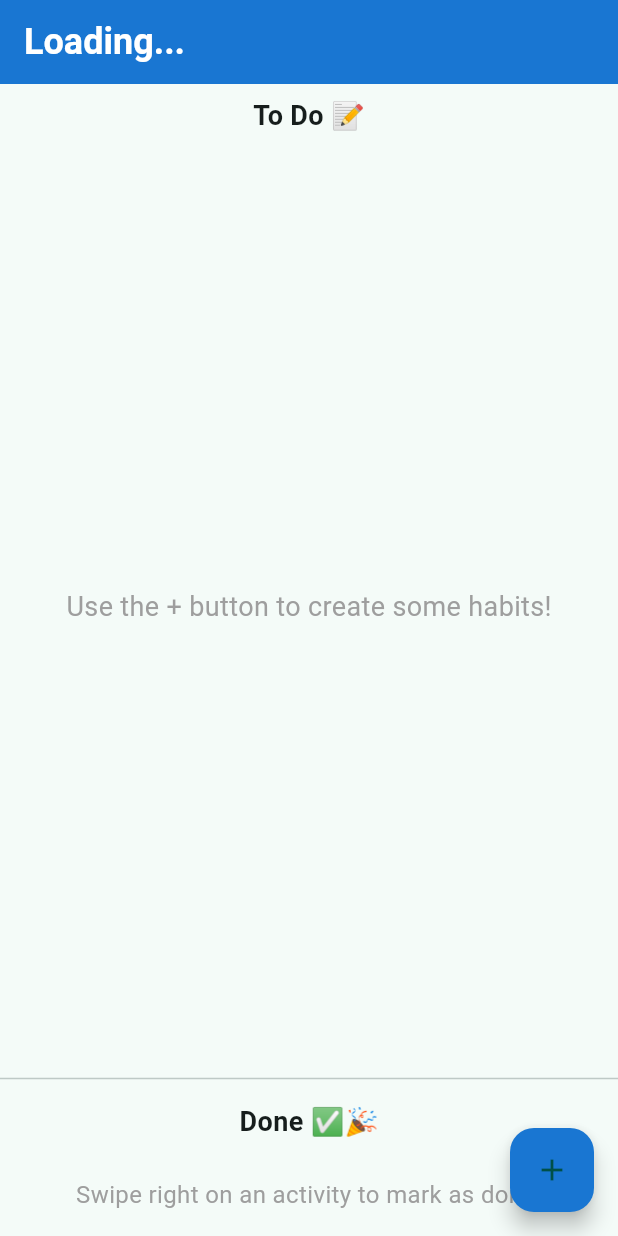
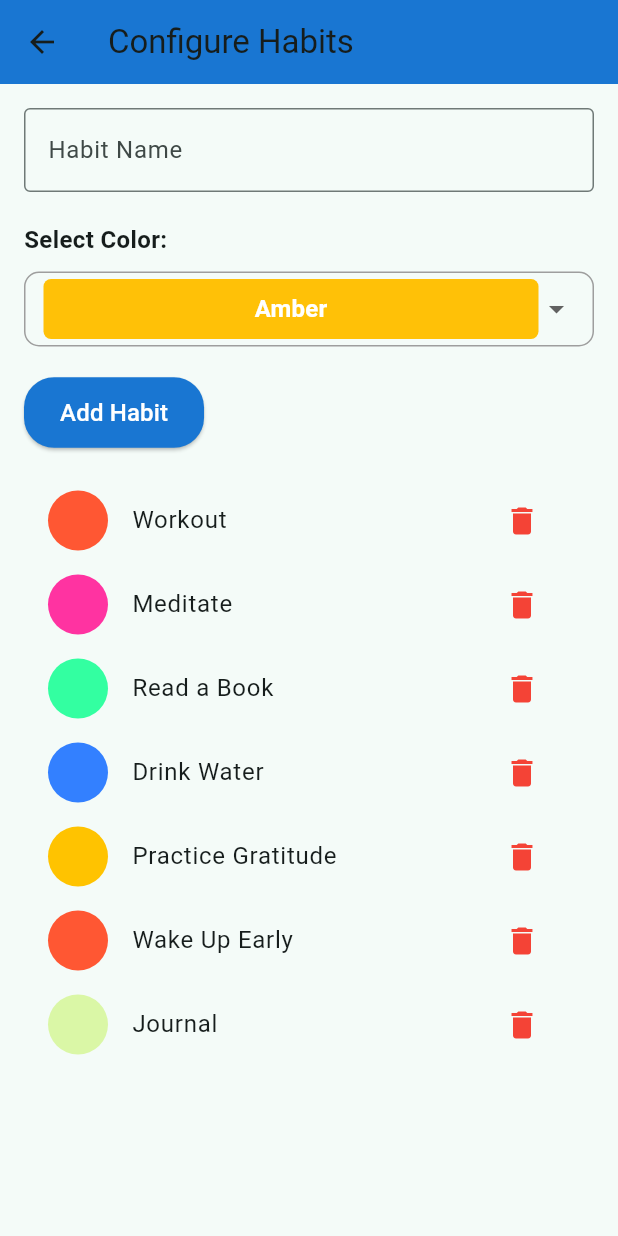
Before and after one commit to siddhipra2804-a11y/habit_tracker, a Flutter app: the HabitTrackerScreen screen opened directly with empty values, after a tap on the "add" icon, on a phone screen of 412 x 824 dp. Run offline on Flutter 3.47's test engine with Material 3 defaults, Android fonts, the phone set to English and light mode, and no system bars; our stand-ins replace fluttertoast, go_router.

Commit message:
details page

```diff
--- /dev/null
+++ b/lib/add_habit_screen.dart
@@ -0,0 +1,181 @@
+import 'package:flutter/material.dart';
+
+class AddHabitScreen extends StatefulWidget {
+  const AddHabitScreen({super.key});
+
+  @override
+  _AddHabitScreenState createState() => _AddHabitScreenState();
+}
+
+class _AddHabitScreenState extends State<AddHabitScreen> {
+  final TextEditingController _habitController = TextEditingController();
+  Color selectedColor = Colors.amber; // Default color
+  Map<String, String> selectedHabitsMap = {};
+  Map<String, String> completedHabitsMap = {};
+  final Map<String, Color> _habitColors = {
+    'Amber': Colors.amber,
+    'Red Accent': Colors.redAccent,
+    'Light Blue': Colors.lightBlue,
+    'Light Green': Colors.lightGreen,
+    'Purple Accent': Colors.purpleAccent,
+    'Orange': Colors.orange,
+    'Teal': Colors.teal,
+    'Deep Purple': Colors.deepPurple,
+  };
+  String selectedColorName = 'Amber'; // Default color name
+
+  @override
+  void initState() {
+    super.initState();
+    _loadHabits();
+  }
+
+  Future<void> _loadHabits() async {
+    setState(() {
+      // Hardcoded habits for demonstration
+      selectedHabitsMap = {
+        'Workout': 'FF5733', // Color in hex (e.g., Amber)
+        'Meditate': 'FF33A1',
+        'Read a Book': '33FFA1',
+        'Drink Water': '3380FF',
+        'Practice Gratitude': 'FFC300'
+      };
+      completedHabitsMap = {
+        'Wake Up Early': 'FF5733',
+        'Journal': 'DAF7A6'
+      };
+    });
+  }
+
+  Future<void> _saveHabits() async {
+    // This function intentionally left empty as no saving is needed
+  }
+
+  @override
+  Widget build(BuildContext context) {
+    // Combine both maps for display, ensuring no duplicates
+    Map<String, String> allHabitsMap = {...selectedHabitsMap, ...completedHabitsMap};
+
+    return Scaffold(
+      appBar: AppBar(
+        backgroundColor: Colors.blue.shade700,
+        title: Text('Configure Habits'),
+      ),
+      body: Padding(
+        padding: const EdgeInsets.all(16.0),
+        child: Column(
+          crossAxisAlignment: CrossAxisAlignment.start,
+          children: [
+            TextField(
+              controller: _habitController,
+              decoration: const InputDecoration(
+                labelText: 'Habit Name',
+                border: OutlineInputBorder(),
+              ),
+            ),
+            const SizedBox(height: 20),
+            const Text(
+              'Select Color:',
+              style: TextStyle(fontSize: 16, fontWeight: FontWeight.bold),
+            ),
+            const SizedBox(height: 10),
+            Container(
+              padding: const EdgeInsets.symmetric(horizontal: 12.0),
+              decoration: BoxDecoration(
+                borderRadius: BorderRadius.circular(10),
+                border: Border.all(color: Colors.grey),
+              ),
+              child: DropdownButton<String>(
+                value: selectedColorName,
+                isExpanded: true,
+                underline: const SizedBox(),
+                items: _habitColors.keys.map((String colorName) {
+                  return DropdownMenuItem<String>(
+                    value: colorName,
+                    child: Container(
+                      height: 40,
+                      alignment: Alignment.center,
+                      decoration: BoxDecoration(
+                        color: _habitColors[colorName],
+                        borderRadius: BorderRadius.circular(5),
+                      ),
+                      child: Text(
+                        colorName,
+                        style: TextStyle(color: Colors.white, fontWeight: FontWeight.bold),
+                      ),
+                    ),
+                  );
+                }).toList(),
+                onChanged: (String? newValue) {
+                  setState(() {
+                    selectedColorName = newValue!;
+                    selectedColor = _habitColors[selectedColorName]!;
+                  });
+                },
+              ),
+            ),
+            const SizedBox(height: 20),
+            ElevatedButton(
+              onPressed: () {
+                if (_habitController.text.isNotEmpty) {
+                  setState(() {
+                    // Add the new habit to the selectedHabitsMap with the chosen color
+                    selectedHabitsMap[_habitController.text] =
+                        selectedColor.value.toRadixString(16);
+                    _habitController.clear();
+                    selectedColorName = 'Amber'; // Reset to default
+                    selectedColor = _habitColors[selectedColorName]!;
+                  });
+                }
+              },
+              child: Text(
+                'Add Habit',
+                style: TextStyle(color: Colors.white, fontSize: 16),
+              ),
+              style: ElevatedButton.styleFrom(
+                backgroundColor: Colors.blue.shade700,
+                shape: RoundedRectangleBorder(
+                  borderRadius: BorderRadius.circular(20),
+                ),
+                padding: const EdgeInsets.symmetric(horizontal: 24, vertical: 12),
+              ),
+            ),
+            const SizedBox(height: 20),
+            Expanded(
+              child: ListView(
+                children: allHabitsMap.entries.map((entry) {
+                  final habitName = entry.key;
+                  final habitColor = _getColorFromHex(entry.value);
+                  return ListTile(
+                    leading: CircleAvatar(
+                      backgroundColor: habitColor,
+                    ),
+                    title: Text(habitName),
+                    trailing: IconButton(
+                      icon: Icon(Icons.delete, color: Colors.red),
+                      onPressed: () {
+                        setState(() {
+                          // Remove habit from both maps if it exists
+                          selectedHabitsMap.remove(habitName);
+                          completedHabitsMap.remove(habitName);
+                        });
+                      },
+                    ),
+                  );
+                }).toList(),
+              ),
+            ),
+          ],
+        ),
+      ),
+    );
+  }
+
+  Color _getColorFromHex(String hexColor) {
+    hexColor = hexColor.replaceAll('#', '');
+    if (hexColor.length == 6) {
+      hexColor = 'FF$hexColor'; // Add opacity if not included.
+    }
+    return Color(int.parse('0x$hexColor'));
+  }
+}
--- a/lib/habit_tracker_screen.dart
+++ b/lib/habit_tracker_screen.dart
@@ -1,4 +1,6 @@
 import 'package:flutter/material.dart';
+
+import 'add_habit_screen.dart';
 
 class HabitTrackerScreen extends StatefulWidget {
   final String username;
@@ -180,10 +182,17 @@ class _HabitTrackerScreenState extends State<HabitTrackerScreen> {
       ),
       floatingActionButton: selectedHabitsMap.isEmpty
           ? FloatingActionButton(
-              onPressed: () {},
+              onPressed: () {
+                Navigator.push(
+                  context,
+                  MaterialPageRoute(
+                    builder: (context) => AddHabitScreen(),
+                  ),
+                );
+              },
+              child: Icon(Icons.add),
               backgroundColor: Colors.blue.shade700,
               tooltip: 'Add Habits',
-              child: const Icon(Icons.add),
             )
           : null,
     );
```
